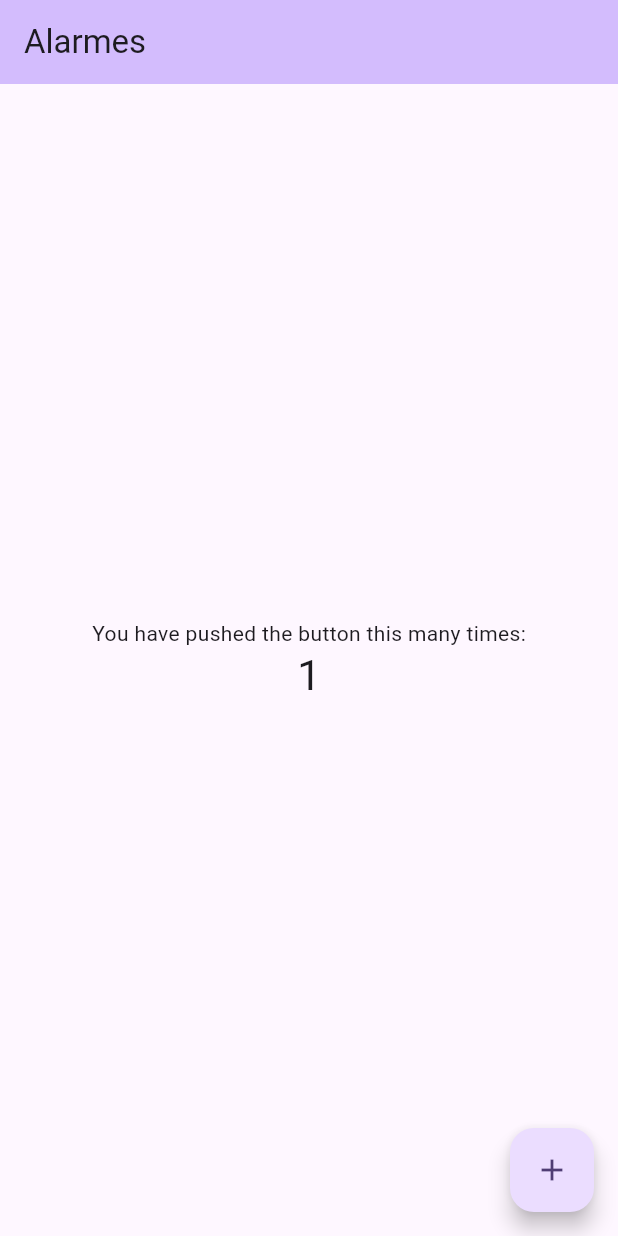
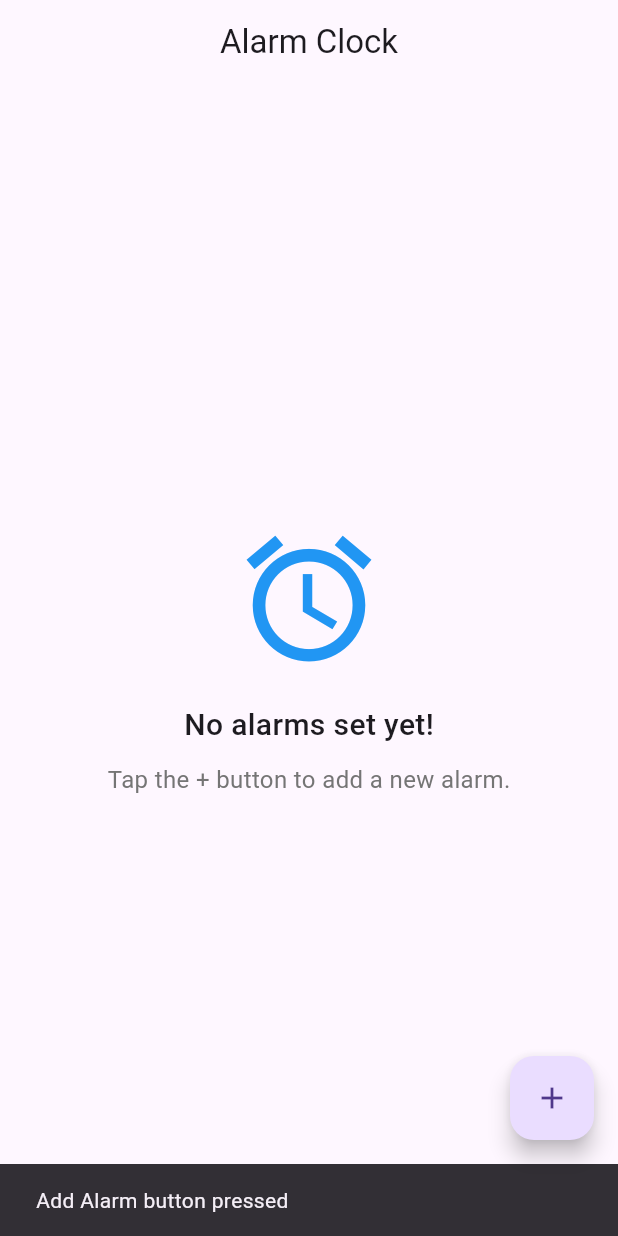
Before and after one commit to camillelnne/alarm-shuffle, a Flutter app: the screen it shows after launch, after a tap on the "add" icon, on a phone screen of 412 x 824 dp. Run offline on Flutter 3.47's test engine with Material 3 defaults, Android fonts, the phone set to English and light mode, and no system bars; our stand-ins replace hooks_riverpod.

Commit message:
feat(alarm screen): create initial alarm screen

```diff
--- a/lib/main.dart
+++ b/lib/main.dart
@@ -1,110 +1,15 @@
-import 'package:flutter/material.dart';
+import "package:alarm_shuffle/views/alarm_shuffle_app.dart";
+import "package:flutter/material.dart";
+import "package:hooks_riverpod/hooks_riverpod.dart";
 
-void main() {
-  runApp(const MyApp());
+void main() async {
+  WidgetsFlutterBinding.ensureInitialized();
+
+
+  // Run the app
+  runApp(
+    const ProviderScope(
+      child: AlarmShuffleApp(),
+    ),
+  );
 }
-
-class MyApp extends StatelessWidget {
-  const MyApp({super.key});
-
-  // This widget is the root of your application.
-  @override
-  Widget build(BuildContext context) {
-    return MaterialApp(
-      title: 'Flutter Demo',
-      theme: ThemeData(
-        colorScheme: ColorScheme.fromSeed(seedColor: Colors.deepPurple),
-        useMaterial3: true,
-      ),
-      home: const MyHomePage(title: 'Alarmes'),
-    );
-  }
-}
-
-class MyHomePage extends StatefulWidget {
-  const MyHomePage({super.key, required this.title});
-
-  // This widget is the home page of your application. It is stateful, meaning
-  // that it has a State object (defined below) that contains fields that affect
-  // how it looks.
-
-  // This class is the configuration for the state. It holds the values (in this
-  // case the title) provided by the parent (in this case the App widget) and
-  // used by the build method of the State. Fields in a Widget subclass are
-  // always marked "final".
-
-  final String title;
-
-  @override
-  State<MyHomePage> createState() => _MyHomePageState();
-}
-
-class _MyHomePageState extends State<MyHomePage> {
-  int _counter = 0;
-
-  void _incrementCounter() {
-    setState(() {
-      // This call to setState tells the Flutter framework that something has
-      // changed in this State, which causes it to rerun the build method below
-      // so that the display can reflect the updated values. If we changed
-      // _counter without calling setState(), then the build method would not be
-      // called again, and so nothing would appear to happen.
-      _counter++;
-    });
-  }
-
-  @override
-  Widget build(BuildContext context) {
-    // This method is rerun every time setState is called, for instance as done
-    // by the _incrementCounter method above.
-    //
-    // The Flutter framework has been optimized to make rerunning build methods
-    // fast, so that you can just rebuild anything that needs updating rather
-    // than having to individually change instances of widgets.
-    return Scaffold(
-      appBar: AppBar(
-        // TRY THIS: Try changing the color here to a specific color (to
-        // Colors.amber, perhaps?) and trigger a hot reload to see the AppBar
-        // change color while the other colors stay the same.
-        backgroundColor: Theme.of(context).colorScheme.inversePrimary,
-        // Here we take the value from the MyHomePage object that was created by
-        // the App.build method, and use it to set our appbar title.
-        title: Text(widget.title),
-      ),
-      body: Center(
-        // Center is a layout widget. It takes a single child and positions it
-        // in the middle of the parent.
-        child: Column(
-          // Column is also a layout widget. It takes a list of children and
-          // arranges them vertically. By default, it sizes itself to fit its
-          // children horizontally, and tries to be as tall as its parent.
-          //
-          // Column has various properties to control how it sizes itself and
-          // how it positions its children. Here we use mainAxisAlignment to
-          // center the children vertically; the main axis here is the vertical
-          // axis because Columns are vertical (the cross axis would be
-          // horizontal).
-          //
-          // TRY THIS: Invoke "debug painting" (choose the "Toggle Debug Paint"
-          // action in the IDE, or press "p" in the console), to see the
-          // wireframe for each widget.
-          mainAxisAlignment: MainAxisAlignment.center,
-          children: <Widget>[
-            const Text(
-              'You have pushed the button this many times:',
-            ),
-            Text(
-              '$_counter',
-              style: Theme.of(context).textTheme.headlineMedium,
-            ),
-          ],
-        ),
-      ),
-      floatingActionButton: FloatingActionButton(
-        onPressed: _incrementCounter,
-        tooltip: 'Increment',
-        child: const Icon(Icons.add),
-      ), // This trailing comma makes auto-formatting nicer for build methods.
-    );
-  }
-}
--- /dev/null
+++ b/lib/views/alarm_shuffle_app.dart
@@ -0,0 +1,18 @@
+import "package:alarm_shuffle/views/screens/alarm_screen.dart";
+import "package:flutter/material.dart";
+
+class AlarmShuffleApp extends StatelessWidget {
+  const AlarmShuffleApp({super.key});
+
+  @override
+  Widget build(BuildContext context) {
+    return MaterialApp(
+      title: "Alarm Clock",
+      theme: ThemeData(
+        primarySwatch: Colors.blue,
+        useMaterial3: true,
+      ),
+      home: const AlarmScreen(),
+    );
+  }
+}
--- /dev/null
+++ b/lib/views/screens/alarm_screen.dart
@@ -0,0 +1,47 @@
+import "package:flutter/material.dart";
+
+class AlarmScreen extends StatelessWidget {
+  const AlarmScreen({super.key});
+
+  @override
+  Widget build(BuildContext context) {
+    return Scaffold(
+      appBar: AppBar(
+        title: const Text("Alarm Clock"),
+        centerTitle: true,
+      ),
+      body: Center(
+        child: Column(
+          mainAxisAlignment: MainAxisAlignment.center,
+          children: [
+            const Icon(
+              Icons.alarm,
+              size: 100,
+              color: Colors.blue,
+            ),
+            const SizedBox(height: 20),
+            const Text(
+              "No alarms set yet!",
+              style: TextStyle(fontSize: 20, fontWeight: FontWeight.w500),
+            ),
+            const SizedBox(height: 10),
+            Text(
+              "Tap the + button to add a new alarm.",
+              style: TextStyle(fontSize: 16, color: Colors.grey[600]),
+            ),
+          ],
+        ),
+      ),
+      floatingActionButton: FloatingActionButton(
+        onPressed: () {
+          // TODO: Navigate to the add alarm screen
+          ScaffoldMessenger.of(context).showSnackBar(
+            const SnackBar(content: Text("Add Alarm button pressed")),
+          );
+        },
+        tooltip: "Add Alarm",
+        child: const Icon(Icons.add),
+      ),
+    );
+  }
+}
```
